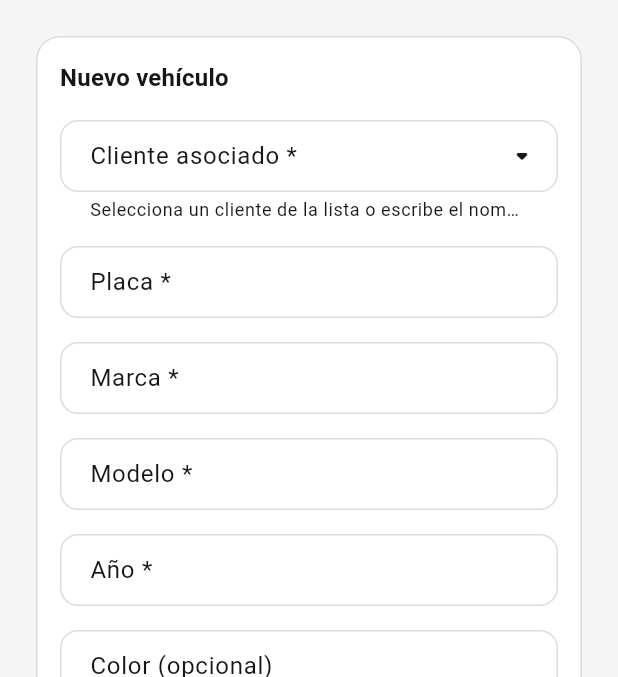
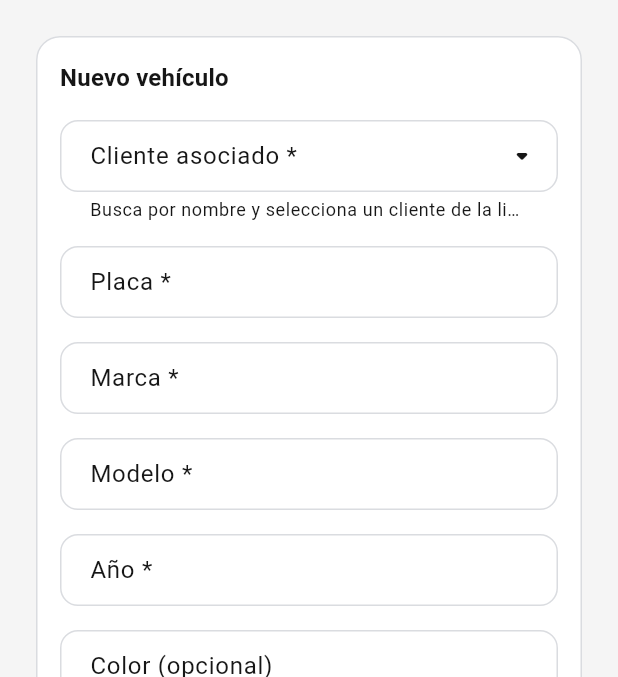
Before and after one commit to joselmin-lab/Pitbox-Control, a Flutter app: the VehiculoFormScreen screen opened by its route, on a phone screen of 412 x 824 dp, the part 84-761 px from its top. Run offline on Flutter 3.47's test engine with Material 3 defaults, Android fonts, the phone set to English and light mode, and no system bars; our stand-ins replace flutter_riverpod, go_router.

Commit message:
docs: alinear ayuda del autocomplete con su validación
Co-authored-by: joselmin-lab <247488681+joselmin-lab@users.noreply.github.com>

```diff
--- a/lib/features/vehiculos/presentation/screens/vehiculo_form_screen.dart
+++ b/lib/features/vehiculos/presentation/screens/vehiculo_form_screen.dart
@@ -167,7 +167,7 @@ class _VehiculoFormScreenState extends ConsumerState<VehiculoFormScreen> {
                         decoration: InputDecoration(
                           labelText: 'Cliente asociado *',
                           hintText: 'Buscar cliente por nombre',
-                          helperText: 'Selecciona un cliente de la lista o escribe el nombre completo.',
+                          helperText: 'Busca por nombre y selecciona un cliente de la lista.',
                           suffixIcon: IconButton(
                             tooltip: 'Mostrar clientes',
                             icon: const Icon(Icons.arrow_drop_down_rounded),
```
